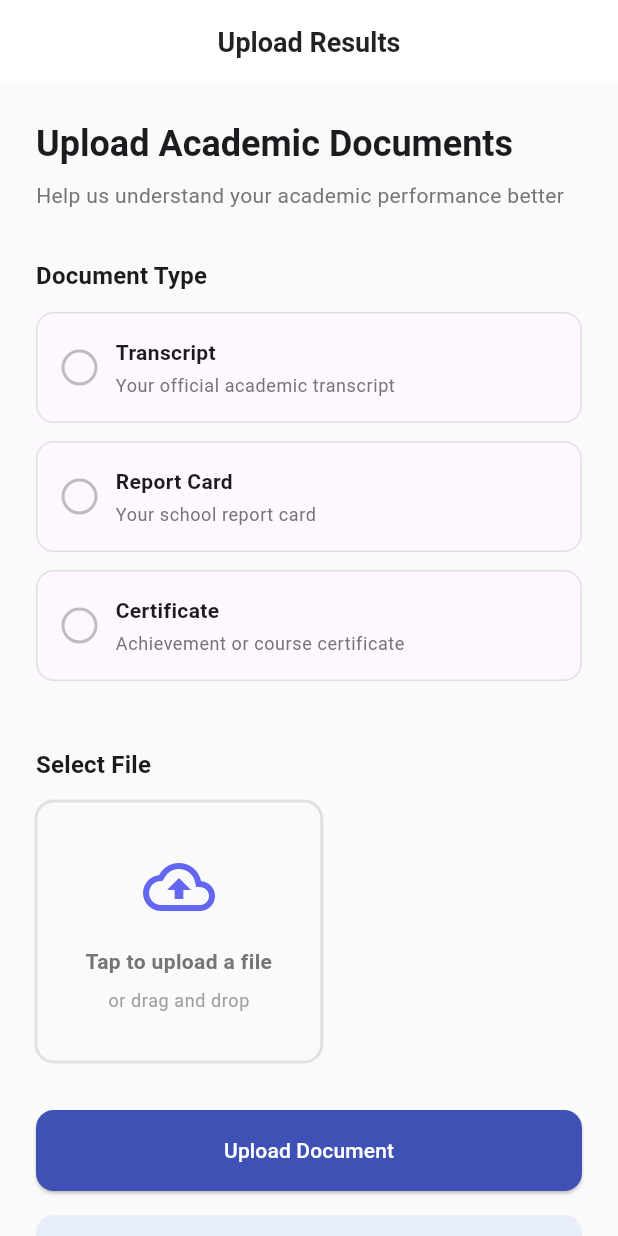
After one commit to techgirl911/CareerPath, a Flutter app: the UploadResultsScreen screen opened by its route, on a phone screen of 412 x 824 dp. The commit adds this screen. Run offline on Flutter 3.47's test engine with Material 3 defaults, Android fonts, the phone set to English and light mode, and no system bars; our stand-ins replace dio, flutter_riverpod, go_router.

Commit message:
ADDITION OF UPLOAD screen

```diff
--- a/frontend/lib/routes/app_routes.dart
+++ b/frontend/lib/routes/app_routes.dart
@@ -7,6 +7,7 @@ import '../screens/student_dashboard.dart';
 import '../screens/parent_dashboard.dart';
 import '../screens/admin_dashboard.dart';
 import '../screens/quiz_screen.dart';
+import '../screens/upload_results_screen.dart';
 import '../models/quiz_model.dart';
 
 class AppRoutes {
@@ -17,6 +18,7 @@ class AppRoutes {
   static const String parentDashboard = '/parent-dashboard';
   static const String adminDashboard = '/admin-dashboard';
   static const String quiz = '/quiz';
+  static const String uploadResults = '/upload-results';
 
   static final GoRouter router = GoRouter(
     initialLocation: roleSelection,
@@ -52,10 +54,8 @@ class AppRoutes {
         builder: (context, state) => const AdminDashboard(),
       ),
       GoRoute(
-        path: '$quiz/:quizId',
+        path: '\$quiz/:quizId',
         builder: (context, state) {
-          // TODO: Get quiz from service based on quizId
-          // For now, create a dummy quiz
           final dummyQuiz = Quiz(
             id: '1',
             title: 'Career Assessment 2024',
@@ -74,7 +74,12 @@ class AppRoutes {
                 quizId: '1',
                 question: 'Which skill do you excel at?',
                 questionType: 'single_choice',
-                options: ['Problem Solving', 'Communication', 'Creativity', 'Leadership'],
+                options: [
+                  'Problem Solving',
+                  'Communication',
+                  'Creativity',
+                  'Leadership'
+                ],
                 order: 2,
               ),
               QuizQuestion(
@@ -93,6 +98,10 @@ class AppRoutes {
           return QuizScreen(quiz: dummyQuiz);
         },
       ),
+      GoRoute(
+        path: uploadResults,
+        builder: (context, state) => const UploadResultsScreen(),
+      ),
     ],
     errorBuilder: (context, state) => Scaffold(
       body: Center(
--- /dev/null
+++ b/frontend/lib/screens/upload_results_screen.dart
@@ -0,0 +1,430 @@
+import 'package:flutter/material.dart';
+import '../app_colors.dart';
+import '../app_constants.dart';
+
+class UploadResultsScreen extends StatefulWidget {
+  const UploadResultsScreen({Key? key}) : super(key: key);
+
+  @override
+  State<UploadResultsScreen> createState() => _UploadResultsScreenState();
+}
+
+class _UploadResultsScreenState extends State<UploadResultsScreen> {
+  String? _selectedDocumentType;
+  String? _selectedFileName;
+  bool _isUploading = false;
+  double _uploadProgress = 0.0;
+
+  final List<String> _documentTypes = [
+    AppConstants.docTypeTranscript,
+    AppConstants.docTypeReportCard,
+    AppConstants.docTypeCertificate,
+  ];
+
+  Future<void> _pickFile() async {
+    // TODO: Implement file picker
+    // For now, show a dialog
+    showDialog(
+      context: context,
+      builder: (context) => AlertDialog(
+        title: const Text('Select File'),
+        content: const Text('File picker will be implemented here'),
+        actions: [
+          TextButton(
+            onPressed: () => Navigator.pop(context),
+            child: const Text('Cancel'),
+          ),
+          TextButton(
+            onPressed: () {
+              setState(() => _selectedFileName = 'sample_transcript.pdf');
+              Navigator.pop(context);
+            },
+            child: const Text('Use Sample'),
+          ),
+        ],
+      ),
+    );
+  }
+
+  Future<void> _uploadDocument() async {
+    if (_selectedDocumentType == null) {
+      ScaffoldMessenger.of(context).showSnackBar(
+        const SnackBar(content: Text('Please select document type')),
+      );
+      return;
+    }
+
+    if (_selectedFileName == null) {
+      ScaffoldMessenger.of(context).showSnackBar(
+        const SnackBar(content: Text('Please select a file')),
+      );
+      return;
+    }
+
+    setState(() => _isUploading = true);
+
+    try {
+      // Simulate upload with progress
+      for (int i = 0; i <= 100; i += 10) {
+        await Future.delayed(const Duration(milliseconds: 200));
+        setState(() => _uploadProgress = i / 100);
+      }
+
+      // TODO: Call student service to upload document
+      // final document = await _studentService.uploadDocument(
+      //   studentId: studentId,
+      //   documentType: _selectedDocumentType!,
+      //   filePath: filePath,
+      //   fileName: _selectedFileName!,
+      // );
+
+      if (!mounted) return;
+
+      ScaffoldMessenger.of(context).showSnackBar(
+        const SnackBar(content: Text('Document uploaded successfully!')),
+      );
+
+      // Reset form
+      setState(() {
+        _selectedDocumentType = null;
+        _selectedFileName = null;
+        _uploadProgress = 0.0;
+      });
+    } catch (e) {
+      ScaffoldMessenger.of(context).showSnackBar(
+        SnackBar(content: Text('Error: ${e.toString()}')),
+      );
+    } finally {
+      if (mounted) {
+        setState(() => _isUploading = false);
+      }
+    }
+  }
+
+  @override
+  Widget build(BuildContext context) {
+    return Scaffold(
+      appBar: AppBar(
+        title: const Text('Upload Results'),
+        elevation: 0,
+      ),
+      body: SingleChildScrollView(
+        padding: const EdgeInsets.all(24),
+        child: Column(
+          crossAxisAlignment: CrossAxisAlignment.start,
+          children: [
+            // Header
+            Text(
+              'Upload Academic Documents',
+              style: Theme.of(context).textTheme.headlineSmall?.copyWith(
+                    fontWeight: FontWeight.bold,
+                  ),
+            ),
+            const SizedBox(height: 8),
+            Text(
+              'Help us understand your academic performance better',
+              style: Theme.of(context).textTheme.bodyMedium?.copyWith(
+                    color: Colors.grey[600],
+                  ),
+            ),
+            const SizedBox(height: 32),
+
+            // Document Type Selection
+            Text(
+              'Document Type',
+              style: Theme.of(context).textTheme.titleMedium?.copyWith(
+                    fontWeight: FontWeight.w600,
+                  ),
+            ),
+            const SizedBox(height: 12),
+            ..._documentTypes.map((type) {
+              final isSelected = _selectedDocumentType == type;
+              return Padding(
+                padding: const EdgeInsets.only(bottom: 12),
+                child: Material(
+                  child: InkWell(
+                    onTap: () => setState(() => _selectedDocumentType = type),
+                    borderRadius: BorderRadius.circular(12),
+                    child: Container(
+                      padding: const EdgeInsets.all(16),
+                      decoration: BoxDecoration(
+                        border: Border.all(
+                          color: isSelected
+                              ? AppColors.primary
+                              : Colors.grey[300]!,
+                          width: isSelected ? 2 : 1,
+                        ),
+                        borderRadius: BorderRadius.circular(12),
+                        color: isSelected
+                            ? AppColors.primary.withOpacity(0.05)
+                            : Colors.transparent,
+                      ),
+                      child: Row(
+                        children: [
+                          Container(
+                            width: 24,
+                            height: 24,
+                            decoration: BoxDecoration(
+                              shape: BoxShape.circle,
+                              border: Border.all(
+                                color: isSelected
+                                    ? AppColors.primary
+                                    : Colors.grey[400]!,
+                                width: 2,
+                              ),
+                            ),
+                            child: isSelected
+                                ? Center(
+                                    child: Container(
+                                      width: 12,
+                                      height: 12,
+                                      decoration: const BoxDecoration(
+                                        shape: BoxShape.circle,
+                                        color: AppColors.primary,
+                                      ),
+                                    ),
+                                  )
+                                : null,
+                          ),
+                          const SizedBox(width: 12),
+                          Expanded(
+                            child: Column(
+                              crossAxisAlignment: CrossAxisAlignment.start,
+                              children: [
+                                Text(
+                                  _getDocumentLabel(type),
+                                  style: Theme.of(context)
+                                      .textTheme
+                                      .bodyMedium
+                                      ?.copyWith(
+                                        fontWeight: FontWeight.w600,
+                                      ),
+                                ),
+                                const SizedBox(height: 4),
+                                Text(
+                                  _getDocumentDescription(type),
+                                  style: Theme.of(context)
+                                      .textTheme
+                                      .bodySmall
+                                      ?.copyWith(
+                                        color: Colors.grey[600],
+                                      ),
+                                ),
+                              ],
+                            ),
+                          ),
+                        ],
+                      ),
+                    ),
+                  ),
+                ),
+              );
+            }).toList(),
+            const SizedBox(height: 32),
+
+            // File Upload Section
+            Text(
+              'Select File',
+              style: Theme.of(context).textTheme.titleMedium?.copyWith(
+                    fontWeight: FontWeight.w600,
+                  ),
+            ),
+            const SizedBox(height: 12),
+            _FileUploadBox(
+              fileName: _selectedFileName,
+              onTap: _isUploading ? null : _pickFile,
+            ),
+            const SizedBox(height: 32),
+
+            // Upload Progress
+            if (_isUploading) ...[
+              Text(
+                'Uploading...',
+                style: Theme.of(context).textTheme.bodyMedium?.copyWith(
+                      fontWeight: FontWeight.w600,
+                    ),
+              ),
+              const SizedBox(height: 12),
+              ClipRRect(
+                borderRadius: BorderRadius.circular(4),
+                child: LinearProgressIndicator(
+                  value: _uploadProgress,
+                  minHeight: 8,
+                  backgroundColor: Colors.grey[300],
+                  valueColor:
+                      const AlwaysStoppedAnimation<Color>(AppColors.primary),
+                ),
+              ),
+              const SizedBox(height: 8),
+              Text(
+                '${(_uploadProgress * 100).toStringAsFixed(0)}%',
+                style: Theme.of(context).textTheme.bodySmall?.copyWith(
+                      color: Colors.grey[600],
+                    ),
+              ),
+              const SizedBox(height: 32),
+            ],
+
+            // Upload Button
+            SizedBox(
+              width: double.infinity,
+              height: 54,
+              child: ElevatedButton(
+                onPressed: _isUploading ? null : _uploadDocument,
+                child: _isUploading
+                    ? const SizedBox(
+                        height: 20,
+                        width: 20,
+                        child: CircularProgressIndicator(
+                          strokeWidth: 2,
+                          valueColor: AlwaysStoppedAnimation<Color>(
+                            Colors.white,
+                          ),
+                        ),
+                      )
+                    : const Text('Upload Document'),
+              ),
+            ),
+            const SizedBox(height: 16),
+
+            // Info Box
+            Container(
+              padding: const EdgeInsets.all(16),
+              decoration: BoxDecoration(
+                color: AppColors.info.withOpacity(0.1),
+                borderRadius: BorderRadius.circular(12),
+              ),
+              child: Row(
+                crossAxisAlignment: CrossAxisAlignment.start,
+                children: [
+                  Icon(
+                    Icons.info_outline,
+                    color: AppColors.info,
+                    size: 20,
+                  ),
+                  const SizedBox(width: 12),
+                  Expanded(
+                    child: Column(
+                      crossAxisAlignment: CrossAxisAlignment.start,
+                      children: [
+                        Text(
+                          'File Requirements',
+                          style:
+                              Theme.of(context).textTheme.bodyMedium?.copyWith(
+                                    fontWeight: FontWeight.w600,
+                                    color: AppColors.info,
+                                  ),
+                        ),
+                        const SizedBox(height: 4),
+                        Text(
+                          'Max 5MB • PDF, JPG, PNG formats only',
+                          style:
+                              Theme.of(context).textTheme.bodySmall?.copyWith(
+                                    color: Colors.grey[600],
+                                  ),
+                        ),
+                      ],
+                    ),
+                  ),
+                ],
+              ),
+            ),
+          ],
+        ),
+      ),
+    );
+  }
+
+  String _getDocumentLabel(String type) {
+    switch (type) {
+      case 'transcript':
+        return 'Transcript';
+      case 'report_card':
+        return 'Report Card';
+      case 'certificate':
+        return 'Certificate';
+      default:
+        return type;
+    }
+  }
+
+  String _getDocumentDescription(String type) {
+    switch (type) {
+      case 'transcript':
+        return 'Your official academic transcript';
+      case 'report_card':
+        return 'Your school report card';
+      case 'certificate':
+        return 'Achievement or course certificate';
+      default:
+        return '';
+    }
+  }
+}
+
+class _FileUploadBox extends StatelessWidget {
+  final String? fileName;
+  final VoidCallback? onTap;
+
+  const _FileUploadBox({
+    this.fileName,
+    this.onTap,
+  });
+
+  @override
+  Widget build(BuildContext context) {
+    return Material(
+      child: InkWell(
+        onTap: onTap,
+        borderRadius: BorderRadius.circular(12),
+        child: Container(
+          padding: const EdgeInsets.all(32),
+          decoration: BoxDecoration(
+            border: Border.all(
+              color: Colors.grey[300]!,
+              width: 2,
+              strokeAlign: BorderSide.strokeAlignCenter,
+            ),
+            borderRadius: BorderRadius.circular(12),
+            color: Colors.grey[50],
+          ),
+          child: Column(
+            children: [
+              if (fileName == null)
+                Icon(
+                  Icons.cloud_upload_outlined,
+                  size: 48,
+                  color: AppColors.primary,
+                )
+              else
+                Icon(
+                  Icons.insert_drive_file,
+                  size: 48,
+                  color: AppColors.success,
+                ),
+              const SizedBox(height: 16),
+              Text(
+                fileName ?? 'Tap to upload a file',
+                textAlign: TextAlign.center,
+                style: Theme.of(context).textTheme.bodyMedium?.copyWith(
+                      fontWeight: FontWeight.w600,
+                      color: fileName == null ? Colors.grey[600] : null,
+                    ),
+              ),
+              if (fileName == null)
+                Padding(
+                  padding: const EdgeInsets.only(top: 8),
+                  child: Text(
+                    'or drag and drop',
+                    style: Theme.of(context).textTheme.bodySmall?.copyWith(
+                          color: Colors.grey[500],
+                        ),
+                  ),
+                ),
+            ],
+          ),
+        ),
+      ),
+    );
+  }
+}
```
